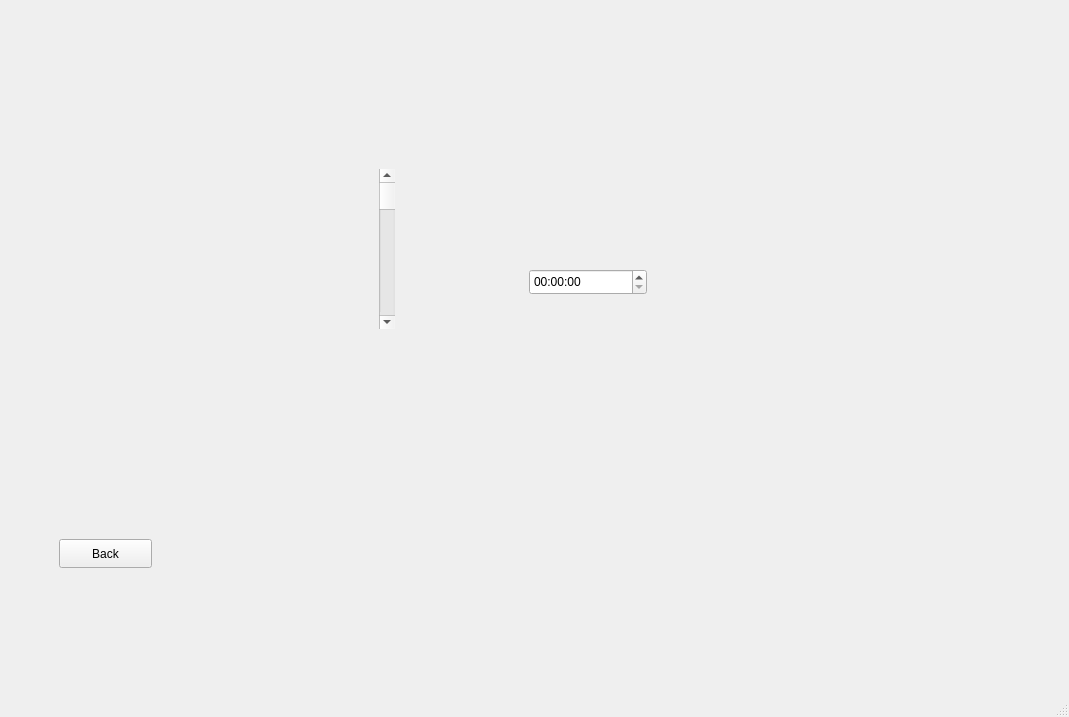
First picture: the form in mainwindow.ui, repository msiu7/Hockey-Simulation-Engine, before the edit.
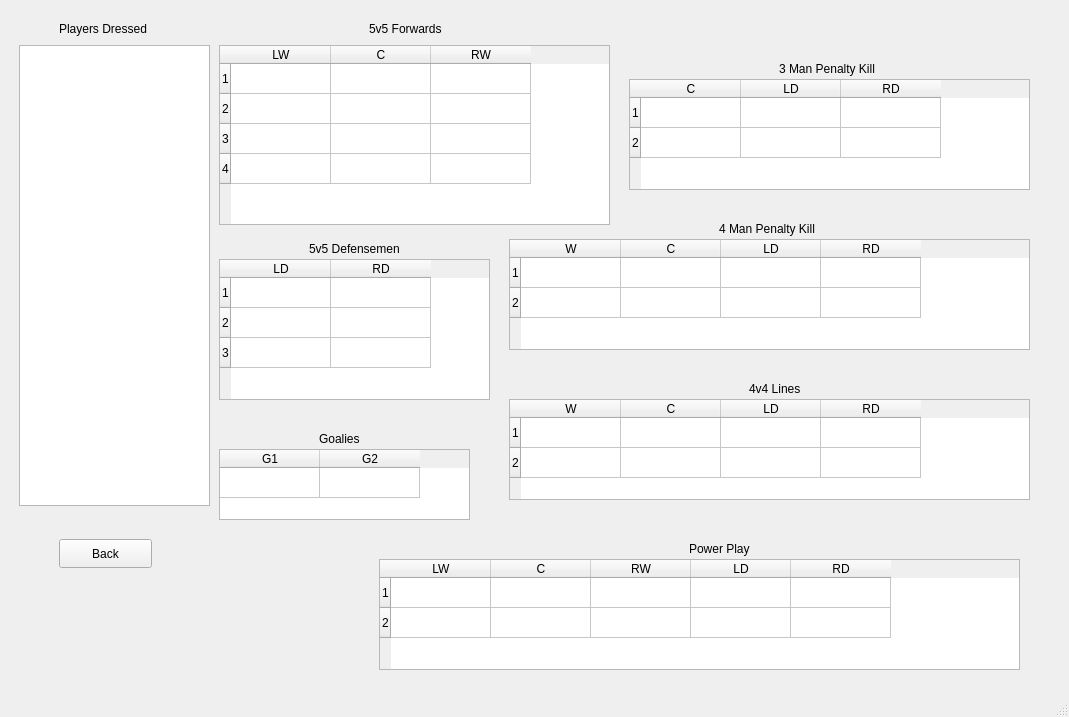
Second picture: the form after the edit. The open tabs and pages were chosen to show the change.

Commit message: Drew the rink, added simulation class.

Diff of the .ui file:
```diff
--- a/mainwindow.ui
+++ b/mainwindow.ui
@@ -177,30 +177,7 @@
         </property>
        </widget>
       </widget>
-      <widget class="QWidget" name="pageExitTest">
-       <widget class="QScrollBar" name="verticalScrollBar">
-        <property name="geometry">
-         <rect>
-          <x>370</x>
-          <y>160</y>
-          <width>16</width>
-          <height>160</height>
-         </rect>
-        </property>
-        <property name="orientation">
-         <enum>Qt::Orientation::Vertical</enum>
-        </property>
-       </widget>
-       <widget class="QTimeEdit" name="timeEdit">
-        <property name="geometry">
-         <rect>
-          <x>520</x>
-          <y>260</y>
-          <width>118</width>
-          <height>26</height>
-         </rect>
-        </property>
-       </widget>
+      <widget class="QWidget" name="simView">
        <widget class="QPushButton" name="backButton2">
         <property name="geometry">
          <rect>
```
Left out of the diff: 12 changed lines with no effect on the pictures. The commit also changes 7 other files.
